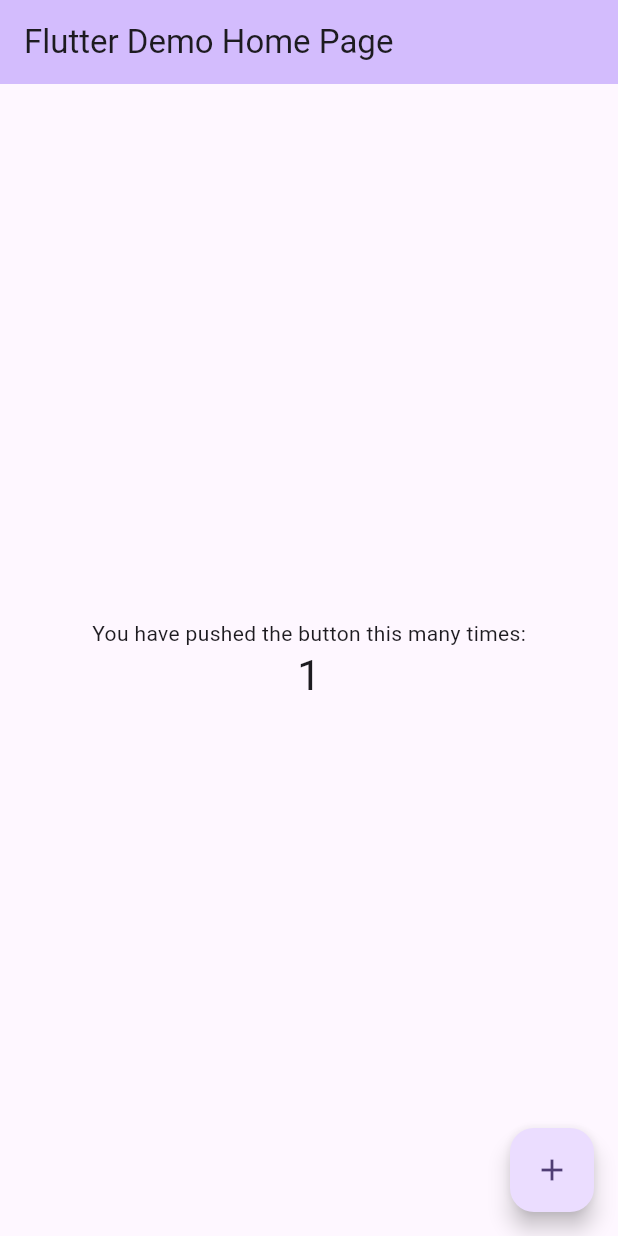
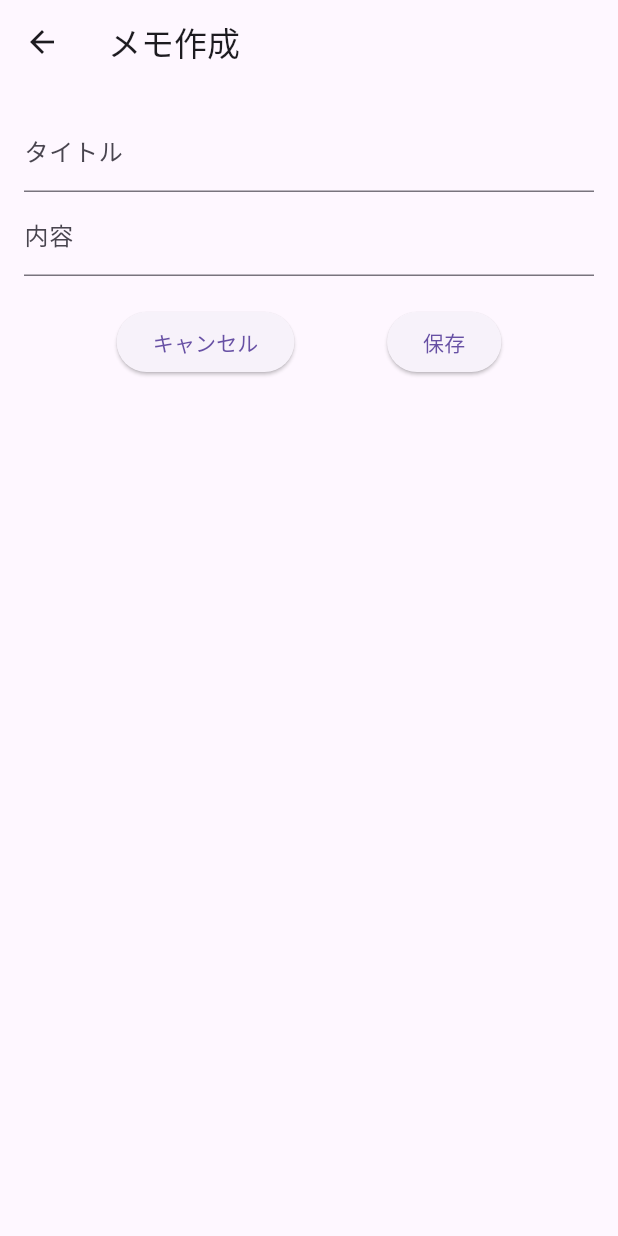
Before and after one commit to iggy836/memo_app, a Flutter app: the screen it shows after launch, after a tap on the "add" icon, on a phone screen of 412 x 824 dp. Run offline on Flutter 3.47's test engine with Material 3 defaults, Android fonts, the phone set to English and light mode, and no system bars.

Commit message:
メモ帳（仮）

```diff
--- a/lib/main.dart
+++ b/lib/main.dart
@@ -1,125 +1,21 @@
-import 'package:flutter/material.dart';
+// main.dart
+import 'package:flutter/material.dart'; // FlutterのMaterialデザインライブラリをインポート
+import 'memo_list_screen.dart'; // メモ一覧画面のファイルをインポート
 
 void main() {
-  runApp(const MyApp());
+  runApp(MyApp()); // アプリケーションを起動する
 }
 
 class MyApp extends StatelessWidget {
-  const MyApp({super.key});
-
-  // This widget is the root of your application.
   @override
   Widget build(BuildContext context) {
     return MaterialApp(
-      title: 'Flutter Demo',
+      title: 'Notepad App', // アプリのタイトルを設定
       theme: ThemeData(
-        // This is the theme of your application.
-        //
-        // TRY THIS: Try running your application with "flutter run". You'll see
-        // the application has a purple toolbar. Then, without quitting the app,
-        // try changing the seedColor in the colorScheme below to Colors.green
-        // and then invoke "hot reload" (save your changes or press the "hot
-        // reload" button in a Flutter-supported IDE, or press "r" if you used
-        // the command line to start the app).
-        //
-        // Notice that the counter didn't reset back to zero; the application
-        // state is not lost during the reload. To reset the state, use hot
-        // restart instead.
-        //
-        // This works for code too, not just values: Most code changes can be
-        // tested with just a hot reload.
-        colorScheme: ColorScheme.fromSeed(seedColor: Colors.deepPurple),
-        useMaterial3: true,
+        primarySwatch: Colors.blue, // メインカラーを青に設定
+        visualDensity: VisualDensity.adaptivePlatformDensity, // プラットフォームに応じたUI密度を適用
       ),
-      home: const MyHomePage(title: 'Flutter Demo Home Page'),
+      home: MemoListScreen(), // 初期画面としてメモ一覧画面を設定
     );
   }
 }
-
-class MyHomePage extends StatefulWidget {
-  const MyHomePage({super.key, required this.title});
-
-  // This widget is the home page of your application. It is stateful, meaning
-  // that it has a State object (defined below) that contains fields that affect
-  // how it looks.
-
-  // This class is the configuration for the state. It holds the values (in this
-  // case the title) provided by the parent (in this case the App widget) and
-  // used by the build method of the State. Fields in a Widget subclass are
-  // always marked "final".
-
-  final String title;
-
-  @override
-  State<MyHomePage> createState() => _MyHomePageState();
-}
-
-class _MyHomePageState extends State<MyHomePage> {
-  int _counter = 0;
-
-  void _incrementCounter() {
-    setState(() {
-      // This call to setState tells the Flutter framework that something has
-      // changed in this State, which causes it to rerun the build method below
-      // so that the display can reflect the updated values. If we changed
-      // _counter without calling setState(), then the build method would not be
-      // called again, and so nothing would appear to happen.
-      _counter++;
-    });
-  }
-
-  @override
-  Widget build(BuildContext context) {
-    // This method is rerun every time setState is called, for instance as done
-    // by the _incrementCounter method above.
-    //
-    // The Flutter framework has been optimized to make rerunning build methods
-    // fast, so that you can just rebuild anything that needs updating rather
-    // than having to individually change instances of widgets.
-    return Scaffold(
-      appBar: AppBar(
-        // TRY THIS: Try changing the color here to a specific color (to
-        // Colors.amber, perhaps?) and trigger a hot reload to see the AppBar
-        // change color while the other colors stay the same.
-        backgroundColor: Theme.of(context).colorScheme.inversePrimary,
-        // Here we take the value from the MyHomePage object that was created by
-        // the App.build method, and use it to set our appbar title.
-        title: Text(widget.title),
-      ),
-      body: Center(
-        // Center is a layout widget. It takes a single child and positions it
-        // in the middle of the parent.
-        child: Column(
-          // Column is also a layout widget. It takes a list of children and
-          // arranges them vertically. By default, it sizes itself to fit its
-          // children horizontally, and tries to be as tall as its parent.
-          //
-          // Column has various properties to control how it sizes itself and
-          // how it positions its children. Here we use mainAxisAlignment to
-          // center the children vertically; the main axis here is the vertical
-          // axis because Columns are vertical (the cross axis would be
-          // horizontal).
-          //
-          // TRY THIS: Invoke "debug painting" (choose the "Toggle Debug Paint"
-          // action in the IDE, or press "p" in the console), to see the
-          // wireframe for each widget.
-          mainAxisAlignment: MainAxisAlignment.center,
-          children: <Widget>[
-            const Text(
-              'You have pushed the button this many times:',
-            ),
-            Text(
-              '$_counter',
-              style: Theme.of(context).textTheme.headlineMedium,
-            ),
-          ],
-        ),
-      ),
-      floatingActionButton: FloatingActionButton(
-        onPressed: _incrementCounter,
-        tooltip: 'Increment',
-        child: const Icon(Icons.add),
-      ), // This trailing comma makes auto-formatting nicer for build methods.
-    );
-  }
-}
--- /dev/null
+++ b/lib/memo_create_edit_screen.dart
@@ -0,0 +1,54 @@
+import 'package:flutter/material.dart'; // FlutterのMaterialデザインライブラリをインポート
+
+class MemoCreateEditScreen extends StatelessWidget {
+  final String? memoTitle; // メモのタイトルを保持する変数
+  final String? memoContent; // メモの内容を保持する変数
+
+  MemoCreateEditScreen({this.memoTitle, this.memoContent}); // コンストラクタでタイトルと内容を受け取る
+
+  @override
+  Widget build(BuildContext context) {
+    TextEditingController titleController = TextEditingController(text: memoTitle); // タイトル入力用のコントローラを作成
+    TextEditingController contentController = TextEditingController(text: memoContent); // 内容入力用のコントローラを作成
+
+    return Scaffold(
+      appBar: AppBar(
+        title: Text(memoTitle == null ? 'メモ作成' : 'メモ編集'), // 新規作成か編集かでタイトルを変更
+      ),
+      body: Padding(
+        padding: const EdgeInsets.all(16.0), // 全体に16ピクセルの余白を設定
+        child: Column(
+          children: [
+            TextField(
+              controller: titleController, // タイトル入力フィールドにコントローラを設定
+              decoration: InputDecoration(labelText: 'タイトル'), // 「タイトル」というラベルを設定
+            ),
+            TextField(
+              controller: contentController, // 内容入力フィールドにコントローラを設定
+              decoration: InputDecoration(labelText: '内容'), // 「内容」というラベルを設定
+              maxLines: null, // 複数行入力を許可
+            ),
+            SizedBox(height: 20), // 20ピクセルの空白を追加
+            Row(
+              mainAxisAlignment: MainAxisAlignment.spaceEvenly, // ボタンを均等に配置
+              children: [
+                ElevatedButton(
+                  onPressed: () {
+                    Navigator.pop(context); // キャンセルボタンで前の画面に戻る
+                  },
+                  child: Text('キャンセル'),
+                ),
+                ElevatedButton(
+                  onPressed: () {
+                    Navigator.pop(context); // 保存ボタンで前の画面に戻る（保存処理は未実装）
+                  },
+                  child: Text('保存'),
+                ),
+              ],
+            ),
+          ],
+        ),
+      ),
+    );
+  }
+}
--- /dev/null
+++ b/lib/memo_detail_screen.dart
@@ -0,0 +1,61 @@
+import 'package:flutter/material.dart'; // FlutterのMaterialデザインライブラリをインポート
+import 'memo_create_edit_screen.dart'; // メモ作成・編集画面のファイルをインポート
+
+class MemoDetailScreen extends StatelessWidget {
+  final String memoTitle; // メモのタイトルを保持する変数
+  final String memoContent; // メモの内容を保持する変数
+
+  MemoDetailScreen({required this.memoTitle, required this.memoContent}); // コンストラクタでタイトルと内容を受け取る
+
+  @override
+  Widget build(BuildContext context) {
+    return Scaffold(
+      appBar: AppBar(
+        title: Text('メモ詳細'), // アプリバーに「メモ詳細」と表示
+      ),
+      body: Padding(
+        padding: const EdgeInsets.all(16.0), // 全体に16ピクセルの余白を設定
+        child: Column(
+          crossAxisAlignment: CrossAxisAlignment.start, // 子要素を左揃えに設定
+          children: [
+            Text(
+              memoTitle, // メモのタイトルを表示
+              style: TextStyle(fontSize: 24, fontWeight: FontWeight.bold), // タイトルのスタイルを設定
+            ),
+            SizedBox(height: 10), // 10ピクセルの空白を追加
+            Text(
+              memoContent, // メモの内容を表示
+              style: TextStyle(fontSize: 16), // 内容のスタイルを設定
+            ),
+            SizedBox(height: 20), // 20ピクセルの空白を追加
+            Row(
+              mainAxisAlignment: MainAxisAlignment.spaceEvenly, // ボタンを均等に配置
+              children: [
+                ElevatedButton(
+                  onPressed: () {
+                    Navigator.push(
+                      context,
+                      MaterialPageRoute(
+                        builder: (context) => MemoCreateEditScreen(
+                          memoTitle: memoTitle, // 編集画面に現在のタイトルを渡す
+                          memoContent: memoContent, // 編集画面に現在の内容を渡す
+                        ),
+                      ),
+                    );
+                  },
+                  child: Text('編集'),
+                ),
+                ElevatedButton(
+                  onPressed: () {
+                    Navigator.pop(context); // 削除ボタンで前の画面に戻る（削除処理は未実装）
+                  },
+                  child: Text('削除'),
+                ),
+              ],
+            ),
+          ],
+        ),
+      ),
+    );
+  }
+}
--- /dev/null
+++ b/lib/memo_list_screen.dart
@@ -0,0 +1,70 @@
+// screens/memo_list_screen.dart
+import 'package:flutter/material.dart'; // FlutterのMaterialデザインライブラリをインポート
+import 'memo_create_edit_screen.dart'; // メモ作成・編集画面のファイルをインポート
+import 'memo_detail_screen.dart'; // メモ詳細画面のファイルをインポート
+import 'settings_screen.dart'; // 設定画面のファイルをインポート
+
+class MemoListScreen extends StatelessWidget {
+  @override
+  Widget build(BuildContext context) {
+    return Scaffold(
+      appBar: AppBar(
+        title: Text('メモ一覧'), // アプリバーに「メモ一覧」と表示
+        actions: [
+          IconButton(
+            icon: Icon(Icons.settings), // 設定アイコンを表示
+            onPressed: () {
+              Navigator.push(
+                context,
+                MaterialPageRoute(builder: (context) => SettingsScreen()), // 設定画面に遷移
+              );
+            },
+          ),
+        ],
+      ),
+      body: ListView( // 仮のメモリストを表示
+        children: [
+          ListTile(
+            title: Text('仮のメモタイトル 1'),
+            subtitle: Text('仮のメモ内容 1'),
+            onTap: () {
+              Navigator.push(
+                context,
+                MaterialPageRoute(
+                  builder: (context) =>MemoDetailScreen(
+                    memoTitle: '仮のメモタイトル 1',
+                    memoContent: '仮のメモ内容 1',
+                  ),
+                ),
+              );
+            },
+          ),
+          ListTile(
+            title: Text('仮のメモタイトル 2'),
+            subtitle: Text('仮のメモ内容 2'),
+            onTap: () {
+              Navigator.push(
+                context,
+                MaterialPageRoute(
+                  builder: (context) => MemoDetailScreen(
+                    memoTitle: '仮のメモタイトル 2',
+                    memoContent: '仮のメモ内容 2',
+                  ),
+                ),
+              );
+            },
+          ),
+        ],
+      ),
+      floatingActionButton: FloatingActionButton(
+        onPressed: () {
+          Navigator.push(
+            context,
+            MaterialPageRoute(builder: (context) => MemoCreateEditScreen()), // メモ作成画面に遷移
+          );
+        },
+        child: Icon(Icons.add), // メモ作成ボタンのアイコン
+      ),
+    );
+  }
+}
```
Also changed, not shown: lib/settings_screen.dart (added, +15 -0 lines).
